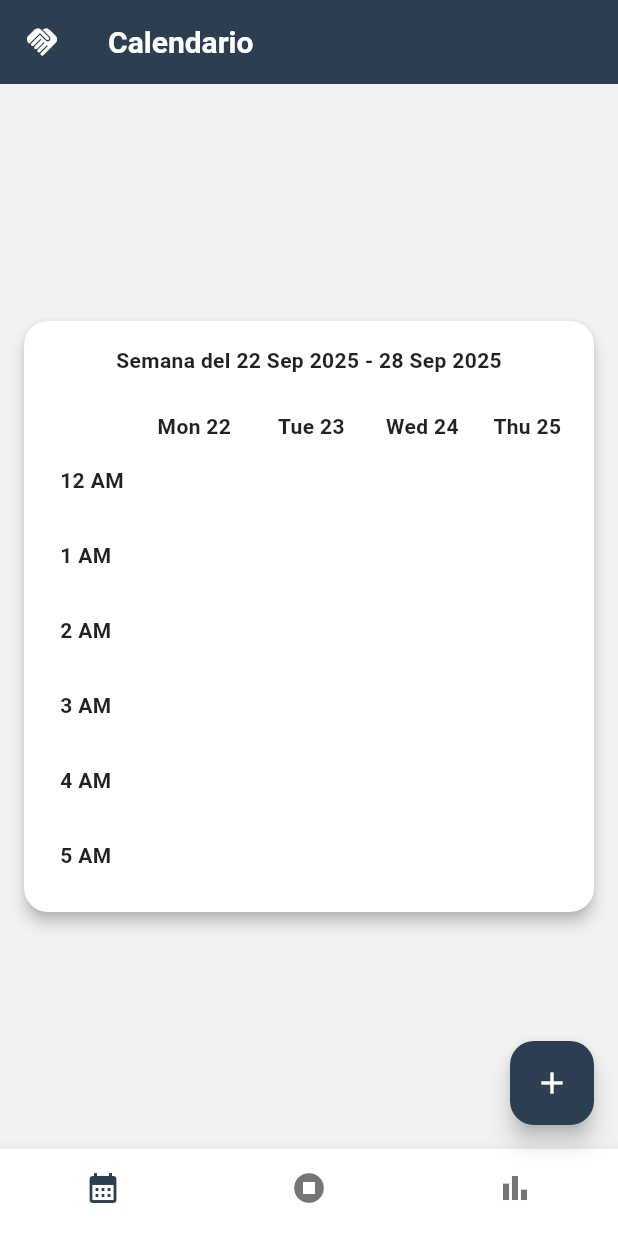
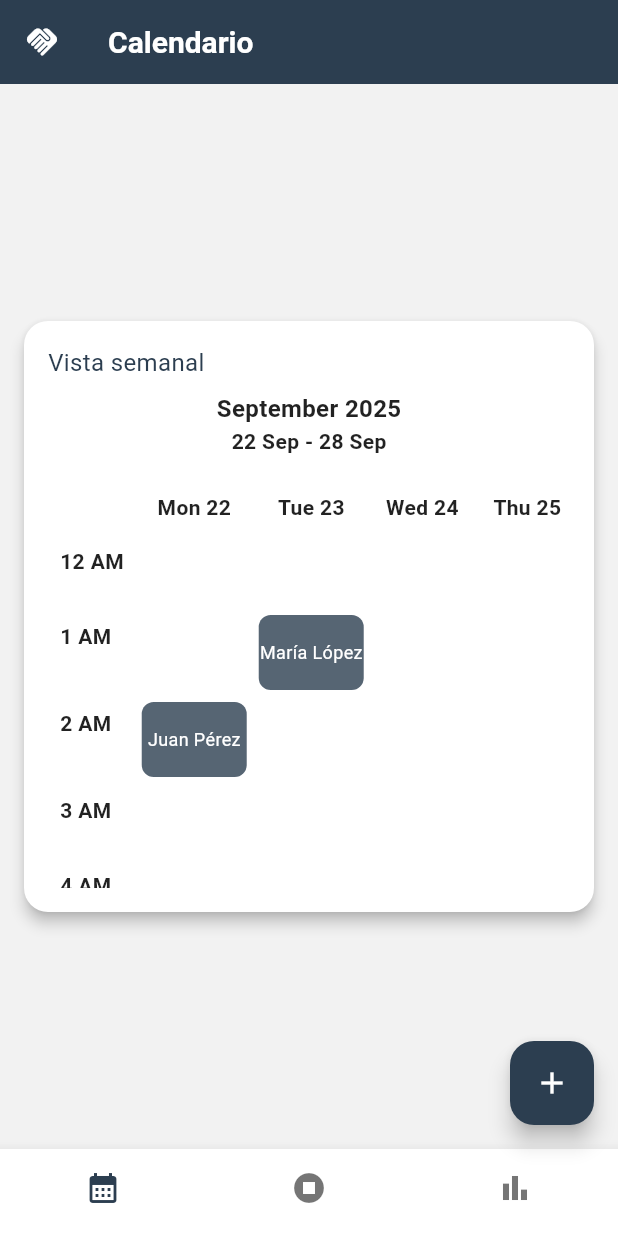
Before and after one commit to DianaCuriel/Neurify, a Flutter app: the screen it shows after launch, on a phone screen of 412 x 824 dp. Run offline on Flutter 3.47's test engine with Material 3 defaults, Android fonts, the phone set to English and light mode, and no system bars.

Commit message:
Scroll de calendario semanal

```diff
--- a/lib/Calendario.dart
+++ b/lib/Calendario.dart
@@ -19,14 +19,14 @@ class _CalendarioPageState extends State<CalendarioPage> {
       asunto: 'prueba',
       numero: 'prueba',
       fecha: "22/09/2025",
-      hora: "14:00",
+      hora: "2:00",
     ),
     Cliente(
       nombre: "María López",
       asunto: 'prueba',
       numero: 'prueba',
       fecha: "23/09/2025",
-      hora: "10:00",
+      hora: "1:00",
     ),
   ];
 
--- a/lib/Calendario_card.dart
+++ b/lib/Calendario_card.dart
@@ -24,16 +24,18 @@ class CalendarCard extends StatefulWidget {
 }
 
 class _CalendarCardState extends State<CalendarCard> {
-  late DateTime _monday; // lunes de la semana
+  late DateTime _baseMonday; // lunes base
   Map<String, Cliente> citasMap = {};
+  final List<int> _hours = List.generate(24, (i) => i);
 
-  final List<int> _hours = List.generate(24, (i) => i);
+  final PageController _pageController = PageController(initialPage: 1000);
+  int _currentPage = 1000;
 
   @override
   void initState() {
     super.initState();
     final now = widget.initialDate ?? DateTime.now();
-    _monday = now.subtract(Duration(days: now.weekday - 1));
+    _baseMonday = now.subtract(Duration(days: now.weekday - 1));
     _loadCitas(widget.citas);
   }
 
@@ -55,7 +57,6 @@ class _CalendarCardState extends State<CalendarCard> {
     }
   }
 
-  // Se llama cuando el widget padre cambia la lista de citas
   @override
   void didUpdateWidget(covariant CalendarCard oldWidget) {
     super.didUpdateWidget(oldWidget);
@@ -65,8 +66,13 @@ class _CalendarCardState extends State<CalendarCard> {
     }
   }
 
-  List<DateTime> _getWeekDays() {
-    return List.generate(7, (i) => _monday.add(Duration(days: i)));
+  DateTime _getMondayForPage(int pageIndex) {
+    final diff = pageIndex - 1000;
+    return _baseMonday.add(Duration(days: diff * 7));
+  }
+
+  List<DateTime> _getWeekDays(DateTime monday) {
+    return List.generate(7, (i) => monday.add(Duration(days: i)));
   }
 
   String _formatHour(int hour24) {
@@ -77,8 +83,6 @@ class _CalendarCardState extends State<CalendarCard> {
 
   @override
   Widget build(BuildContext context) {
-    final weekDays = _getWeekDays();
-
     return Card(
       shape: RoundedRectangleBorder(borderRadius: BorderRadius.circular(16)),
       elevation: 4,
@@ -88,17 +92,60 @@ class _CalendarCardState extends State<CalendarCard> {
         padding: const EdgeInsets.all(16),
         child: Column(
           children: [
+            // Encabezado: título a la izquierda y fechas centradas
+            Column(
+              crossAxisAlignment: CrossAxisAlignment.start,
+              children: [
+                Text("Vista semanal", style: AppTheme.sutittleStyle),
+                const SizedBox(height: 8),
+                Builder(
+                  builder: (context) {
+                    final monday = _getMondayForPage(_currentPage);
+                    final weekDays = _getWeekDays(monday);
+
+                    return Center(
+                      child: Column(
+                        children: [
                           Text(
-              "Semana del ${DateFormat("d MMM yyyy").format(weekDays.first)}"
-              " - ${DateFormat("d MMM yyyy").format(weekDays.last)}",
+                            DateFormat("MMMM yyyy").format(monday),
+                            style: const TextStyle(
+                              fontSize: 16,
+                              fontWeight: FontWeight.w600,
+                              color: AppTheme.accentColor,
+                            ),
+                          ),
+                          Text(
+                            "${DateFormat("d MMM").format(weekDays.first)}"
+                            " - ${DateFormat("d MMM").format(weekDays.last)}",
                             style: const TextStyle(
                               fontWeight: FontWeight.bold,
                               color: AppTheme.accentColor,
                             ),
                           ),
+                        ],
+                      ),
+                    );
+                  },
+                ),
+              ],
+            ),
+
             const SizedBox(height: 16),
+
+            // PageView de semanas
             Expanded(
-              child: SingleChildScrollView(
+              child: PageView.builder(
+                controller: _pageController,
+                onPageChanged: (index) {
+                  setState(() {
+                    _currentPage = index;
+                  });
+                },
+                itemBuilder: (context, index) {
+                  final monday = _getMondayForPage(index);
+                  final weekDays = _getWeekDays(monday);
+
+                  return SingleChildScrollView(
                     scrollDirection: Axis.vertical,
                     child: SingleChildScrollView(
                       scrollDirection: Axis.horizontal,
@@ -106,7 +153,7 @@ class _CalendarCardState extends State<CalendarCard> {
                         border: TableBorder.all(color: AppTheme.caja),
                         defaultColumnWidth: const IntrinsicColumnWidth(),
                         children: [
-                      // Encabezados
+                          // Encabezados de días
                           TableRow(
                             children: [
                               const SizedBox(),
@@ -167,9 +214,8 @@ class _CalendarCardState extends State<CalendarCard> {
                                             decoration: BoxDecoration(
                                               color: widget.primaryColor
                                                   .withOpacity(0.8),
-                                          borderRadius: BorderRadius.circular(
-                                            8,
-                                          ),
+                                              borderRadius:
+                                                  BorderRadius.circular(8),
                                             ),
                                             child: Center(
                                               child: Text(
@@ -195,6 +241,8 @@ class _CalendarCardState extends State<CalendarCard> {
                         ],
                       ),
                     ),
+                  );
+                },
               ),
             ),
           ],
```
Lines whose indentation alone changed are shown as unchanged.
